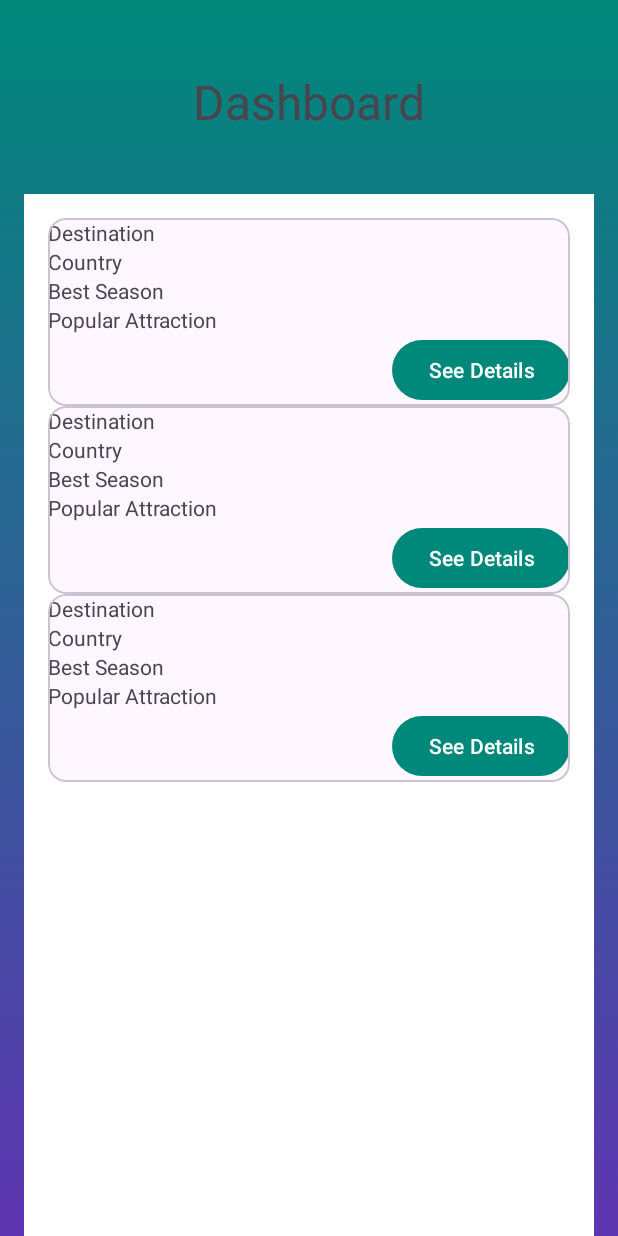
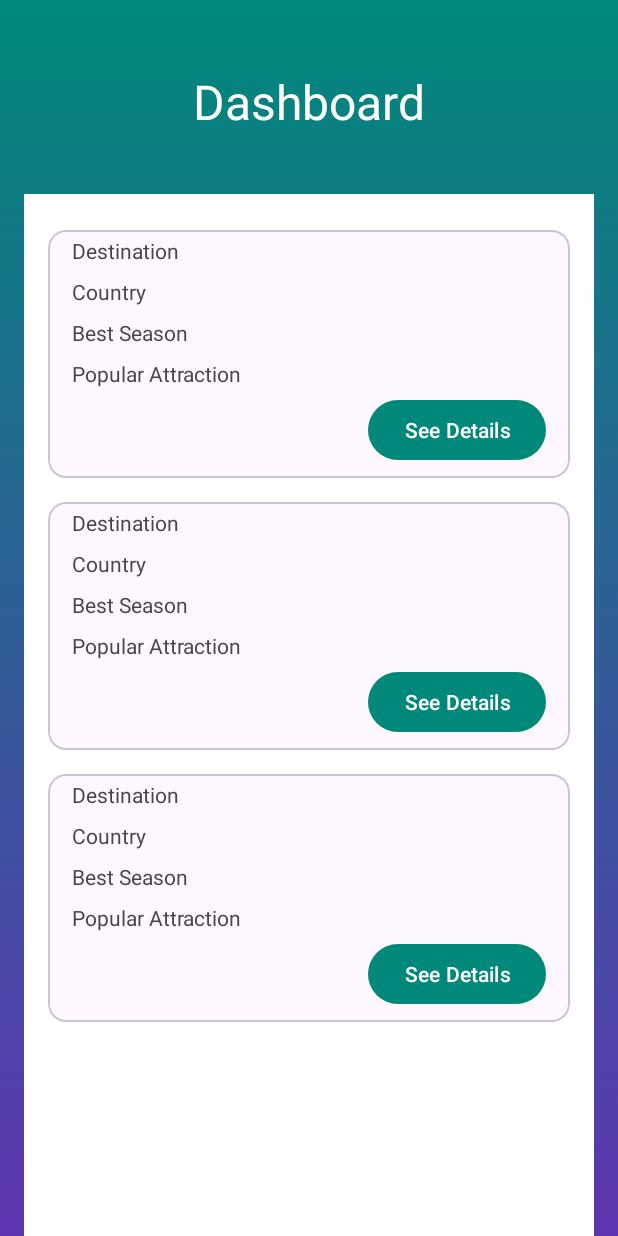
Before and after one commit to entropyhotpot/Assignment2, an Android app: the layout fragment_dashboard.xml on its own in the app's theme, with its tools: preview values and no code run, on a phone screen of 412 x 824 dp. Run offline under Robolectric (Android 15) with nearby library versions, the phone set to English and light mode, and no system bars.

Commit message:
UI fixes

```diff
--- a/app/src/main/res/layout/fragment_dashboard.xml
+++ b/app/src/main/res/layout/fragment_dashboard.xml
@@ -17,6 +17,7 @@
         android:layout_height="wrap_content"
         android:id="@+id/dashboardWelcomeText"
         android:text="@string/dashboardWelcome"
+        android:textColor="@color/white"
         android:textSize="32sp"
         android:layout_gravity="center"
         android:layout_marginTop="30dp"/>
--- a/app/src/main/res/layout/fragment_details.xml
+++ b/app/src/main/res/layout/fragment_details.xml
@@ -17,6 +17,7 @@
         android:id="@+id/detailsHeader"
         android:text="@string/detailsHeader"
         android:textSize="32sp"
+        android:textColor="@color/white"
         android:layout_gravity="center"
         android:layout_marginTop="30dp"/>
 
--- a/app/src/main/res/layout/fragment_login.xml
+++ b/app/src/main/res/layout/fragment_login.xml
@@ -18,6 +18,7 @@
         android:id="@+id/loginWelcomeText"
         android:text="@string/loginWelcome"
         android:textSize="32sp"
+        android:textColor="@color/white"
         android:layout_gravity="center"
         android:layout_marginTop="30dp"/>
 
--- a/app/src/main/res/layout/item_layout_api.xml
+++ b/app/src/main/res/layout/item_layout_api.xml
@@ -4,7 +4,9 @@
     xmlns:tools="http://schemas.android.com/tools"
     android:id="@+id/card"
     android:layout_width="match_parent"
-    android:layout_height="wrap_content">
+    android:layout_height="wrap_content"
+    android:layout_marginTop="8dp"
+    android:layout_marginBottom="8dp">
 
     <LinearLayout
         android:layout_width="match_parent"
@@ -17,6 +19,9 @@
             android:layout_height="wrap_content"
             android:id="@+id/itemDestinationText"
             android:text=""
+            android:padding="@dimen/cardTextPadding"
+            android:paddingStart="@dimen/regularPadding"
+            android:paddingEnd="@dimen/regularPadding"
             tools:text="Destination" />
 
         <com.google.android.material.textview.MaterialTextView
@@ -24,6 +29,9 @@
             android:layout_height="wrap_content"
             android:id="@+id/itemCountryText"
             android:text=""
+            android:padding="@dimen/cardTextPadding"
+            android:paddingStart="@dimen/regularPadding"
+            android:paddingEnd="@dimen/regularPadding"
             tools:text="Country" />
 
         <com.google.android.material.textview.MaterialTextView
@@ -31,6 +39,9 @@
             android:layout_height="wrap_content"
             android:id="@+id/itemBestSeasonText"
             android:text=""
+            android:padding="@dimen/cardTextPadding"
+            android:paddingStart="@dimen/regularPadding"
+            android:paddingEnd="@dimen/regularPadding"
             tools:text="Best Season" />
 
         <com.google.android.material.textview.MaterialTextView
@@ -38,6 +49,9 @@
             android:layout_height="wrap_content"
             android:id="@+id/itemPopularAttractionText"
             android:text=""
+            android:padding="@dimen/cardTextPadding"
+            android:paddingStart="@dimen/regularPadding"
+            android:paddingEnd="@dimen/regularPadding"
             tools:text="Popular Attraction" />
 
         <com.google.android.material.button.MaterialButton
@@ -45,6 +59,8 @@
             android:layout_height="wrap_content"
             android:id="@+id/navigationButton"
             android:text="@string/itemButtonText"
+            android:layout_marginBottom="8dp"
+            android:layout_marginRight="16dp"
             android:layout_gravity="right"/>
 
     </LinearLayout>
--- a/app/src/main/res/values/colors.xml
+++ b/app/src/main/res/values/colors.xml
@@ -3,4 +3,6 @@
     <color name="black">#FF000000</color>
     <color name="white">#FFFFFFFF</color>
     <color name="teal">#00897B</color>
+    <color name="orange">#FF5722</color>
+    <color name="yellow">#FFEB3B</color>
 </resources>
--- a/app/src/main/res/values/dimens.xml
+++ b/app/src/main/res/values/dimens.xml
@@ -3,4 +3,5 @@
     <dimen name="default_inner_top_padding">16dp</dimen>
     <dimen name="regularPadding">16dp</dimen>
     <dimen name="textPadding">8dp</dimen>
+    <dimen name="cardTextPadding">4dp</dimen>
 </resources>
```
Also changed, not shown: app/src/main/java/com/example/assignment2/ui/DetailsViewModel.kt (+5 -5 lines).
